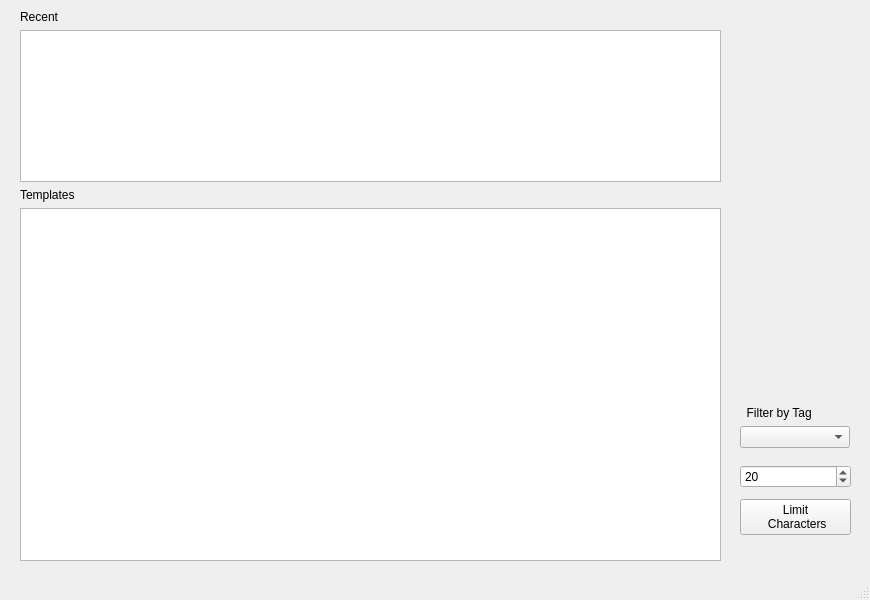
Above: mainwindow.ui from brennanafrank/EasyDraft before the change. Below: the same form after it.
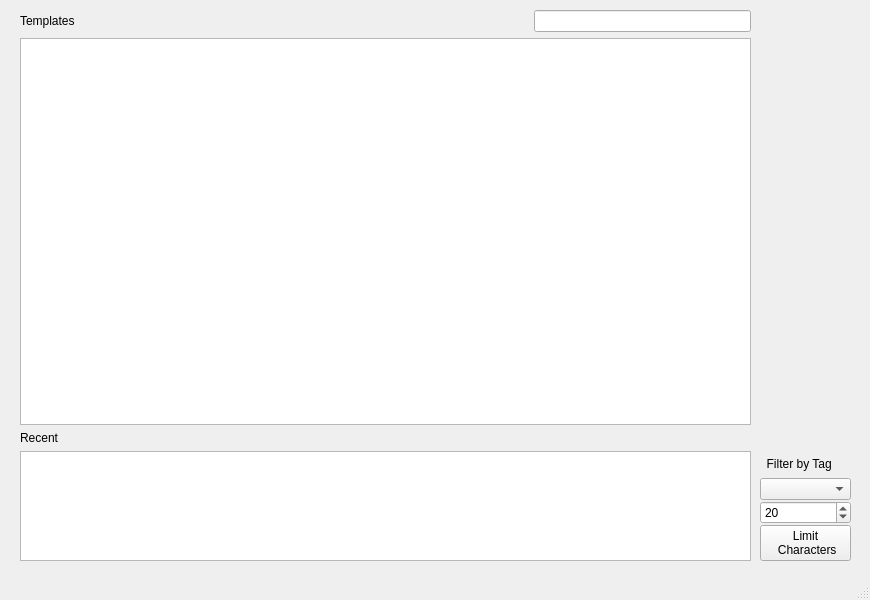
That is the form after the change. Icons and pictures are not drawn.

Patch:
```diff
--- a/mainwindow.ui
+++ b/mainwindow.ui
@@ -32,27 +32,24 @@
        <rect>
         <x>20</x>
         <y>10</y>
-        <width>701</width>
+        <width>731</width>
         <height>551</height>
        </rect>
       </property>
-      <layout class="QVBoxLayout" name="verticalLayout" stretch="0,3,0,7">
+      <layout class="QVBoxLayout" name="verticalLayout" stretch="0,7,0,2">
        <item>
-        <widget class="QLabel" name="recentText">
-         <property name="text">
-          <string>Recent</string>
-         </property>
-        </widget>
-       </item>
-       <item>
-        <widget class="QListWidget" name="recentFilesList"/>
-       </item>
-       <item>
-        <widget class="QLabel" name="fileText">
-         <property name="text">
-          <string>Templates</string>
-         </property>
-        </widget>
+        <layout class="QHBoxLayout" name="horizontalLayout_3" stretch="7,3">
+         <item>
+          <widget class="QLabel" name="fileText">
+           <property name="text">
+            <string>Templates</string>
+           </property>
+          </widget>
+         </item>
+         <item>
+          <widget class="QLineEdit" name="searchLineEdit"/>
+         </item>
+        </layout>
        </item>
        <item>
         <widget class="QTreeView" name="pathViewer">
@@ -64,45 +61,28 @@
          </property>
         </widget>
        </item>
-      </layout>
-     </widget>
-     <widget class="QWidget" name="verticalLayoutWidget_2">
-      <property name="geometry">
-       <rect>
-        <x>740</x>
-        <y>460</y>
-        <width>111</width>
-        <height>80</height>
-       </rect>
-      </property>
-      <layout class="QVBoxLayout" name="verticalLayout_2">
        <item>
-        <widget class="QSpinBox" name="charMaxLimitSpinBox">
-         <property name="value">
-          <number>20</number>
-         </property>
-        </widget>
-       </item>
-       <item>
-        <widget class="QPushButton" name="charMaxLimitButton">
+        <widget class="QLabel" name="recentText">
          <property name="text">
-          <string>Limit 
- Characters</string>
+          <string>Recent</string>
          </property>
         </widget>
        </item>
+       <item>
+        <widget class="QListWidget" name="recentFilesList"/>
+       </item>
       </layout>
      </widget>
      <widget class="QWidget" name="verticalLayoutWidget_3">
       <property name="geometry">
        <rect>
-        <x>740</x>
-        <y>390</y>
-        <width>110</width>
-        <height>58</height>
+        <x>760</x>
+        <y>440</y>
+        <width>91</width>
+        <height>121</height>
        </rect>
       </property>
-      <layout class="QVBoxLayout" name="verticalLayout_3">
+      <layout class="QVBoxLayout" name="verticalLayout_3" stretch="0,0,0,0">
        <property name="spacing">
         <number>1</number>
        </property>
@@ -125,6 +105,21 @@
        <item>
         <widget class="QComboBox" name="tagComboBox"/>
        </item>
+       <item>
+        <widget class="QSpinBox" name="charMaxLimitSpinBox">
+         <property name="value">
+          <number>20</number>
+         </property>
+        </widget>
+       </item>
+       <item>
+        <widget class="QPushButton" name="charMaxLimitButton">
+         <property name="text">
+          <string>Limit 
+ Characters</string>
+         </property>
+        </widget>
+       </item>
       </layout>
      </widget>
     </widget>
```
